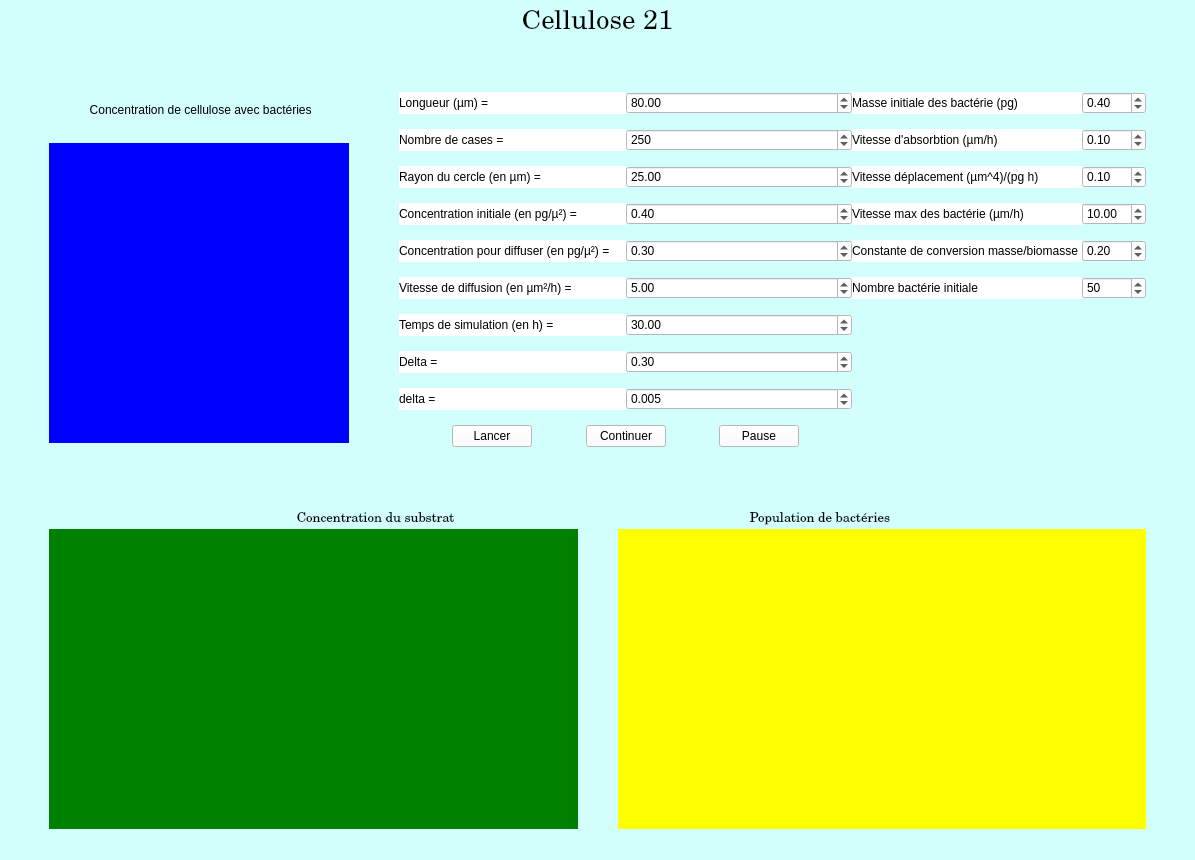
Before: the Qt Designer form Application/src/Ui_Simulation.ui in enzo-viguier/Cellulose-21, drawn with Qt 5.
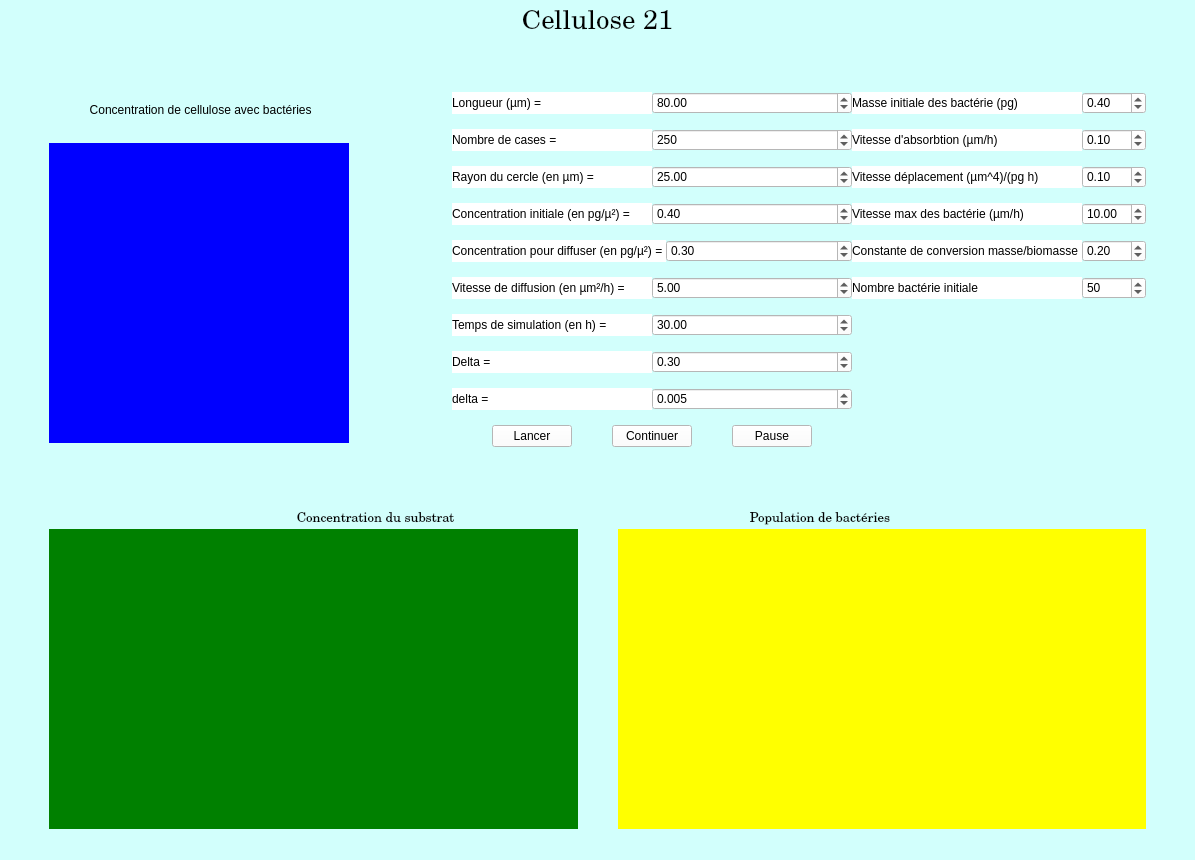
After: the same form once the commit is applied. Custom widgets are drawn as their Qt base class.

Commit message: Changement de l'interface

Patch:
```diff
--- a/Application/src/Ui_Simulation.ui
+++ b/Application/src/Ui_Simulation.ui
@@ -81,7 +81,7 @@
          </widget>
         </item>
         <item>
-         <layout class="QHBoxLayout" name="horizontalLayout_animation" stretch="0,0,0,0,0,0,0,0">
+         <layout class="QHBoxLayout" name="horizontalLayout_animation" stretch="0,0,0,0,0,0,0,0,0">
           <property name="spacing">
            <number>0</number>
           </property>
@@ -208,6 +208,19 @@
             </property>
            </spacer>
           </item>
+          <item>
+           <spacer name="horizontalSpacer_13">
+            <property name="orientation">
+             <enum>Qt::Horizontal</enum>
+            </property>
+            <property name="sizeHint" stdset="0">
+             <size>
+              <width>40</width>
+              <height>20</height>
+             </size>
+            </property>
+           </spacer>
+          </item>
           <item>
            <layout class="QGridLayout" name="gridLayout_donnees">
             <item row="0" column="1">
```
Left out of the diff: 14 changed lines with no effect on the pictures. The commit also changes 1 other file.
